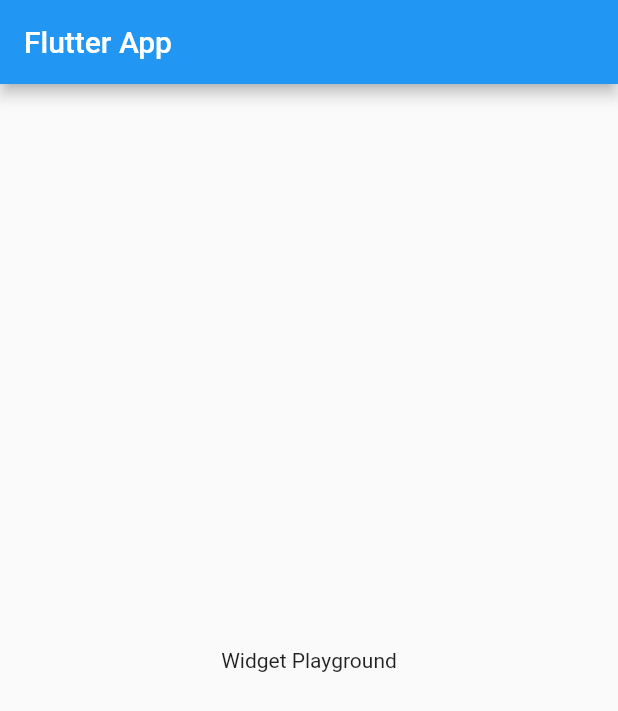
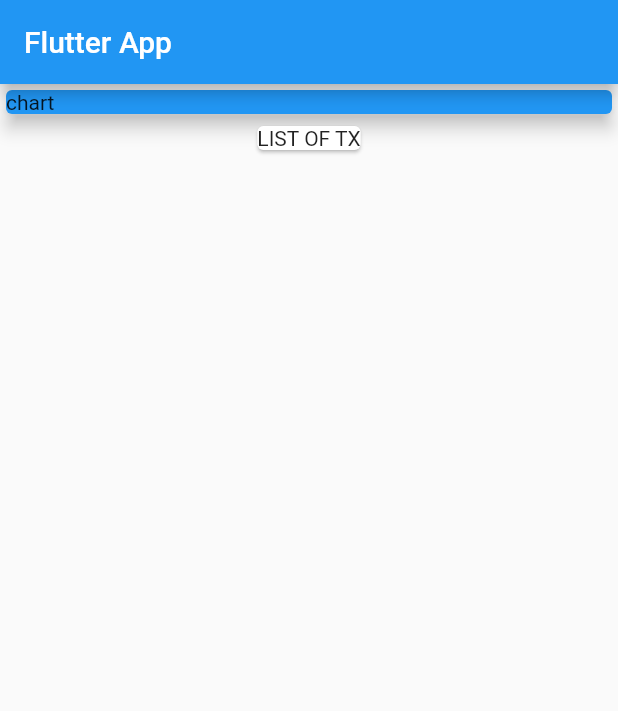
Before and after one commit to ahsanwtc/personal-expenses, a Flutter app: the screen it shows after launch, on a phone screen of 412 x 824 dp. Shown: the top 711 px of the screen. Run offline on Flutter 3.47's test engine with Material 2 defaults, Android fonts, the phone set to English and light mode, and no system bars.

Commit message:
adding couple of widgets

```diff
--- a/lib/main.dart
+++ b/lib/main.dart
@@ -19,8 +19,20 @@ class MyHomePage extends StatelessWidget {
       appBar: AppBar(
         title: Text('Flutter App'),
       ),
-      body: Center(
-        child: Text('Widget Playground'),
+      body: Column(
+        children: <Widget>[
+          Card(
+            child: Container(
+              child: Text('chart'),
+              width: double.infinity,
+            ),
+            elevation: 5,
+            color: Colors.blue,
+          ),
+          Card(
+            child: Text('LIST OF TX'),
+          )
+        ],
       ),
     );
   }
```
